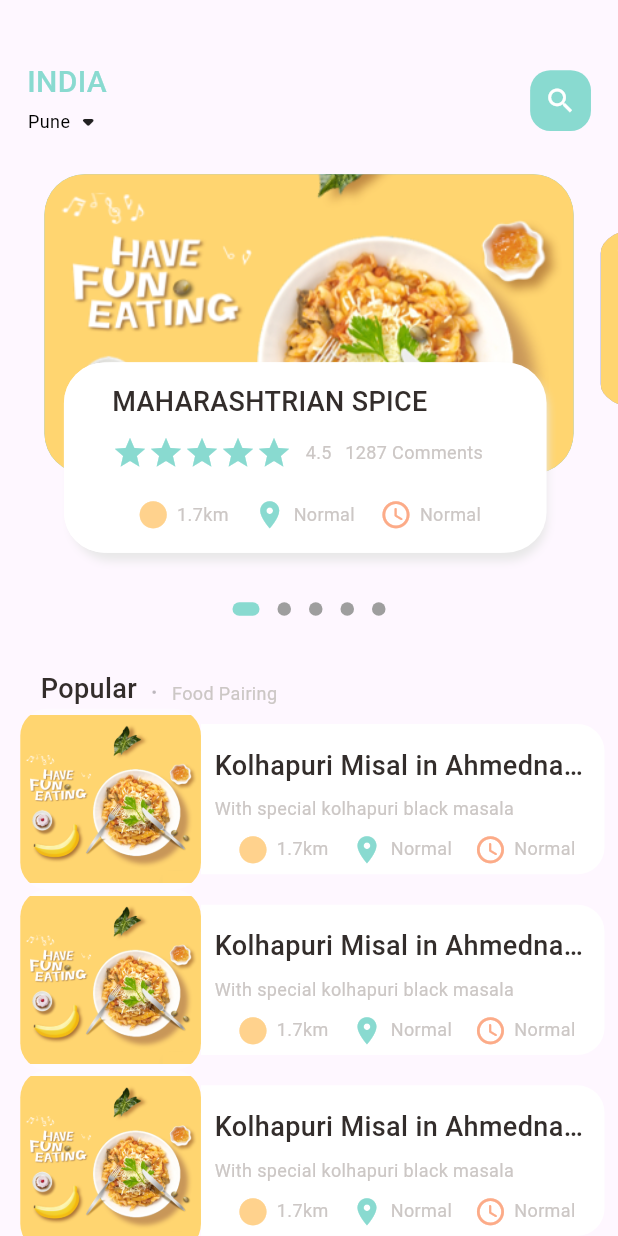
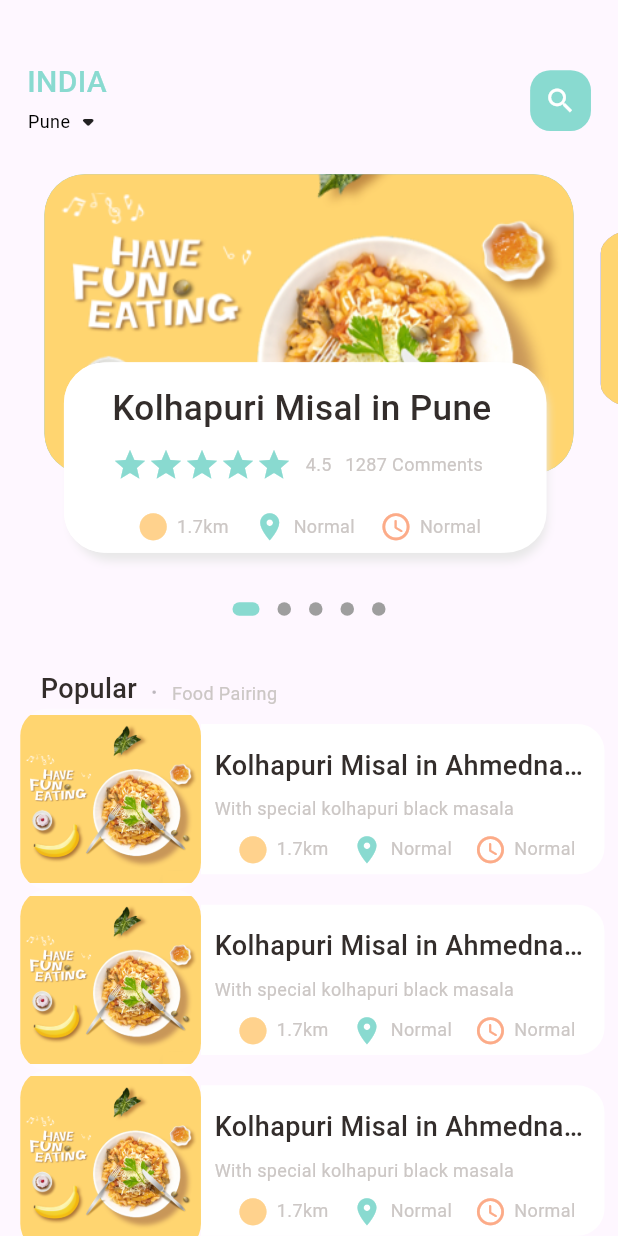
Before and after one commit to shreywhatt/STRATOS-CAFE, a Flutter app: the MainFoodPage screen opened directly, on a phone screen of 412 x 824 dp. Run offline on Flutter 3.47's test engine with Material 3 defaults, Android fonts, the phone set to English and light mode, and no system bars; drawn by our look-alikes of dots_indicator; our stand-ins replace get.

Commit message:
Referencing repeated part of code with a separate file

```diff
--- a/lib/pages/food/popular_food_detail.dart
+++ b/lib/pages/food/popular_food_detail.dart
@@ -1,5 +1,6 @@
 import 'package:flutter/material.dart';
 import 'package:stratos_cafe/utils/dimensions.dart';
+import 'package:stratos_cafe/widgets/app_column.dart';
 import 'package:stratos_cafe/widgets/app_icon.dart';
 
 import '../../utils/colors.dart';
@@ -44,52 +45,19 @@ class PopularFoodDetail extends StatelessWidget {
           Positioned(
               left: 0,
               right: 0,
-              top: Dimensions.popularFoodImgSize,
+              top: Dimensions.popularFoodImgSize-20,
+              bottom: 0,
 
               child: Container(
                 padding: EdgeInsets.only(left: Dimensions.width20, right: Dimensions.width20, top: Dimensions.height20),
                 decoration: BoxDecoration(
-                  borderRadius: BorderRadius.circular(Dimensions.radius20),
+                  borderRadius: BorderRadius.only(
+                    topRight: Radius.circular(Dimensions.radius20),
+                    topLeft: Radius.circular(Dimensions.radius20),
+                  ),
                   color: Colors.white,
                 ),
-                child: Column(
-                  crossAxisAlignment: CrossAxisAlignment.start,
-                  children: [
-                    BigTexts(text: "MAHARASHTRIAN SPICE", ),
-                    SizedBox(height: Dimensions.height10,),
-                    Row(
-                      //rating stars and comments etc
-                      children: [
-                        //rating stars comments etc
-                        Wrap(
-                          children: List.generate(5, (index) => Icon(Icons.star, color: AppColors.mainColor)),
-                        ),
-                        SizedBox(width: Dimensions.width10,),
-                        SmallTexts(text: "4.5"),
-                        SizedBox(width: Dimensions.width10,),
-                        SmallTexts(text: "1287 "),
-                        SmallTexts(text: "Comments"),
-                      ],
-                    ),
-
-                    //third row of smaller box having three more columns - location time etc
-                    SizedBox(height: Dimensions.height20,),
-                    Row(
-                      mainAxisAlignment: MainAxisAlignment.spaceEvenly,
-                      children: [
-                        IconAndTextWidget(icon: Icons.circle_sharp,
-                          text: "1.7km",
-                          iconColor: AppColors.iconColor1,),
-                        IconAndTextWidget(icon: Icons.location_on,
-                          text: "Normal",
-                          iconColor: AppColors.mainColor,),
-                        IconAndTextWidget(icon: Icons.access_time_rounded,
-                          text: "Normal",
-                          iconColor: AppColors.iconColor2,)
-                      ],
-                    )
-                  ],
-                ),
+                child: AppColumn(text: "Kolhapuri Misal in Pune",),
 
           )),
         ],
--- a/lib/pages/home/food_page_body.dart
+++ b/lib/pages/home/food_page_body.dart
@@ -2,6 +2,7 @@ import 'package:dots_indicator/dots_indicator.dart';
 import 'package:flutter/material.dart';
 import 'package:stratos_cafe/utils/colors.dart';
 import 'package:stratos_cafe/utils/dimensions.dart';
+import 'package:stratos_cafe/widgets/app_column.dart';
 import 'package:stratos_cafe/widgets/big_texts.dart';
 import 'package:stratos_cafe/widgets/small_texts.dart';
 import '../../widgets/icon_and_text_widget.dart';
@@ -233,44 +234,7 @@ class _FoodPageBodyState extends State<FoodPageBody> {
               child: Container(
                 //smaller box margin
                 padding: EdgeInsets.only(top: Dimensions.height15, left: Dimensions.width30, right: Dimensions.width30),
-                child: Column(
-                  crossAxisAlignment: CrossAxisAlignment.start,
-                  children: [
-                    BigTexts(text: "MAHARASHTRIAN SPICE", ),
-                    SizedBox(height: Dimensions.height10,),
-                    Row(
-                      //rating stars and comments etc
-                      children: [
-                        //rating stars comments etc
-                        Wrap(
-                          children: List.generate(5, (index) => Icon(Icons.star, color: AppColors.mainColor)),
-                        ),
-                        SizedBox(width: Dimensions.width10,),
-                        SmallTexts(text: "4.5"),
-                        SizedBox(width: Dimensions.width10,),
-                        SmallTexts(text: "1287 "),
-                        SmallTexts(text: "Comments"),
-                      ],
-                    ),
-
-                    //third row of smaller box having three more columns - location time etc
-                    SizedBox(height: Dimensions.height20,),
-                    Row(
-                      mainAxisAlignment: MainAxisAlignment.spaceEvenly,
-                      children: [
-                        IconAndTextWidget(icon: Icons.circle_sharp,
-                          text: "1.7km",
-                          iconColor: AppColors.iconColor1,),
-                        IconAndTextWidget(icon: Icons.location_on,
-                          text: "Normal",
-                          iconColor: AppColors.mainColor,),
-                        IconAndTextWidget(icon: Icons.access_time_rounded,
-                          text: "Normal",
-                          iconColor: AppColors.iconColor2,)
-                      ],
-                    )
-                  ],
-                ),
+                child: AppColumn(text: "Kolhapuri Misal in Pune",),
               ),
             ),
           )
--- a/lib/utils/dimensions.dart
+++ b/lib/utils/dimensions.dart
@@ -27,7 +27,9 @@ class Dimensions{
   static double width30 = screenHeight/30.48;
   static double width45 = screenHeight/20.317;
 
+  //font sizes
   static double font20 = screenHeight/45.714;
+  static double font26 = screenHeight/35.165;
 
   static double radius5 = screenHeight/182.86;
   static double radius15 = screenHeight/60.95;
--- /dev/null
+++ b/lib/widgets/app_column.dart
@@ -0,0 +1,56 @@
+import 'package:flutter/cupertino.dart';
+import 'package:flutter/material.dart';
+import 'package:stratos_cafe/widgets/small_texts.dart';
+
+import '../utils/colors.dart';
+import '../utils/dimensions.dart';
+import 'big_texts.dart';
+import 'icon_and_text_widget.dart';
+
+class AppColumn extends StatelessWidget {
+  final String text;
+  const AppColumn({super.key,
+    required this.text});
+
+  @override
+  Widget build(BuildContext context) {
+    return Column(
+    crossAxisAlignment: CrossAxisAlignment.start,
+    children: [
+    BigTexts(text: text, size: Dimensions.font26, ),
+    SizedBox(height: Dimensions.height10,),
+    Row(
+    //rating stars and comments etc
+    children: [
+    //rating stars comments etc
+    Wrap(
+    children: List.generate(5, (index) => Icon(Icons.star, color: AppColors.mainColor)),
+    ),
+    SizedBox(width: Dimensions.width10,),
+    SmallTexts(text: "4.5"),
+    SizedBox(width: Dimensions.width10,),
+    SmallTexts(text: "1287 "),
+    SmallTexts(text: "Comments"),
+    ],
+    ),
+
+    //third row of smaller box having three more columns - location time etc
+    SizedBox(height: Dimensions.height20,),
+    Row(
+    mainAxisAlignment: MainAxisAlignment.spaceEvenly,
+    children: [
+    IconAndTextWidget(icon: Icons.circle_sharp,
+    text: "1.7km",
+    iconColor: AppColors.iconColor1,),
+    IconAndTextWidget(icon: Icons.location_on,
+    text: "Normal",
+    iconColor: AppColors.mainColor,),
+    IconAndTextWidget(icon: Icons.access_time_rounded,
+    text: "Normal",
+    iconColor: AppColors.iconColor2,)
+    ],
+    )
+    ],
+    );
+  }
+}
```
